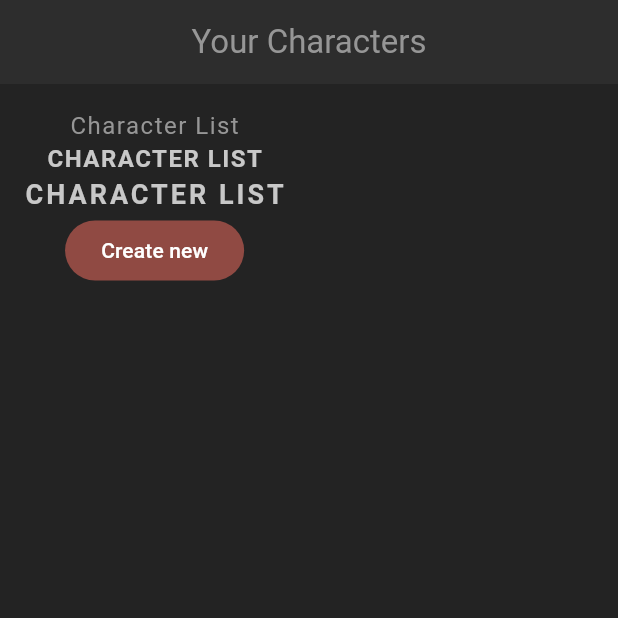
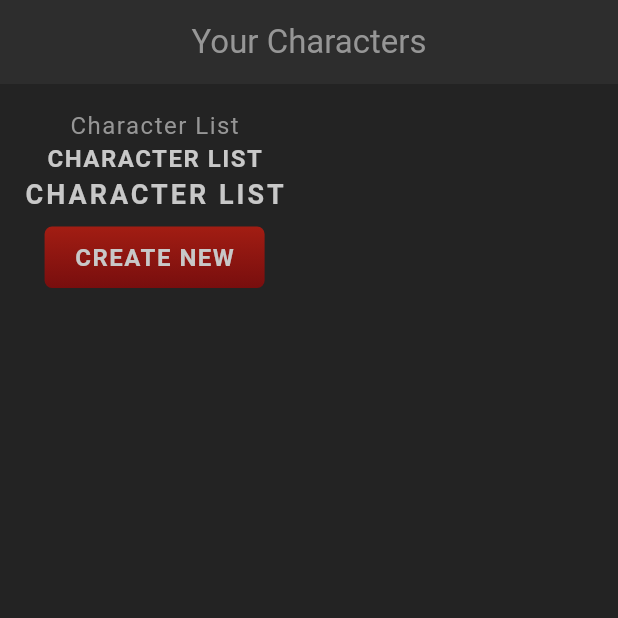
Before and after one commit to taiKip/flutter_rpg, a Flutter app: the screen it shows after launch, on a phone screen of 412 x 824 dp, the top half of it. Run offline on Flutter 3.47's test engine with Material 3 defaults, Android fonts, the phone set to English and light mode, and no system bars; our stand-ins replace google_fonts; Roboto replaces fonts that are missing (Kanit).

```diff
--- a/lib/screens/home/home.dart
+++ b/lib/screens/home/home.dart
@@ -1,4 +1,5 @@
 import 'package:flutter/material.dart';
+import 'package:flutter_rpg/shared/styled_button.dart';
 import 'package:flutter_rpg/shared/styled_text.dart';
 
 class Home extends StatefulWidget {
@@ -23,7 +24,8 @@ class _HomeState extends State<Home> {
             const StyledText('Character List'),
             const StyledHeading('Character List'),
             const StyledTitle('Character List'),
-            FilledButton(onPressed: () {}, child: const Text('Create new'))
+            StyledButton(
+                onPressed: () {}, child: const StyledHeading('Create new'))
           ],
         ),
       ),
--- /dev/null
+++ b/lib/shared/styled_button.dart
@@ -0,0 +1,24 @@
+import 'package:flutter/material.dart';
+import 'package:flutter_rpg/theme.dart';
+
+class StyledButton extends StatelessWidget {
+  const StyledButton({super.key, required this.onPressed, required this.child});
+  final Function() onPressed;
+  final Widget child;
+  @override
+  Widget build(BuildContext context) {
+    return TextButton(
+        onPressed: onPressed,
+        child: Container(
+          padding: const EdgeInsets.symmetric(vertical: 10, horizontal: 20),
+          decoration: BoxDecoration(
+            gradient: LinearGradient(
+                colors: [AppColors.primaryColor, AppColors.primaryAccent],
+                begin: Alignment.topCenter,
+                end: Alignment.bottomCenter),
+            borderRadius: const BorderRadius.all(Radius.circular(5)),
+          ),
+          child: child,
+        ));
+  }
+}
--- a/lib/shared/styled_text.dart
+++ b/lib/shared/styled_text.dart
@@ -1,11 +1,14 @@
 import 'package:flutter/material.dart';
+import 'package:google_fonts/google_fonts.dart';
 
 class StyledText extends StatelessWidget {
   const StyledText(this.text, {super.key});
   final String text;
   @override
   Widget build(BuildContext context) {
-    return Text(text, style: Theme.of(context).textTheme.bodyMedium);
+    return Text(text,
+        style: GoogleFonts.kanit(
+            textStyle: Theme.of(context).textTheme.bodyMedium));
   }
 }
 
@@ -16,7 +19,8 @@ class StyledHeading extends StatelessWidget {
   Widget build(BuildContext context) {
     return Text(
       text.toUpperCase(),
-      style: Theme.of(context).textTheme.headlineMedium,
+      style: GoogleFonts.kanit(
+          textStyle: Theme.of(context).textTheme.headlineMedium),
     );
   }
 }
@@ -26,6 +30,10 @@ class StyledTitle extends StatelessWidget {
   final String text;
   @override
   Widget build(BuildContext context) {
-    return Text(text.toUpperCase(),style: Theme.of(context).textTheme.titleMedium,);
+    return Text(
+      text.toUpperCase(),
+      style:
+          GoogleFonts.kanit(textStyle: Theme.of(context).textTheme.titleMedium),
+    );
   }
 }
```
Also changed, not shown: 4 other files.
